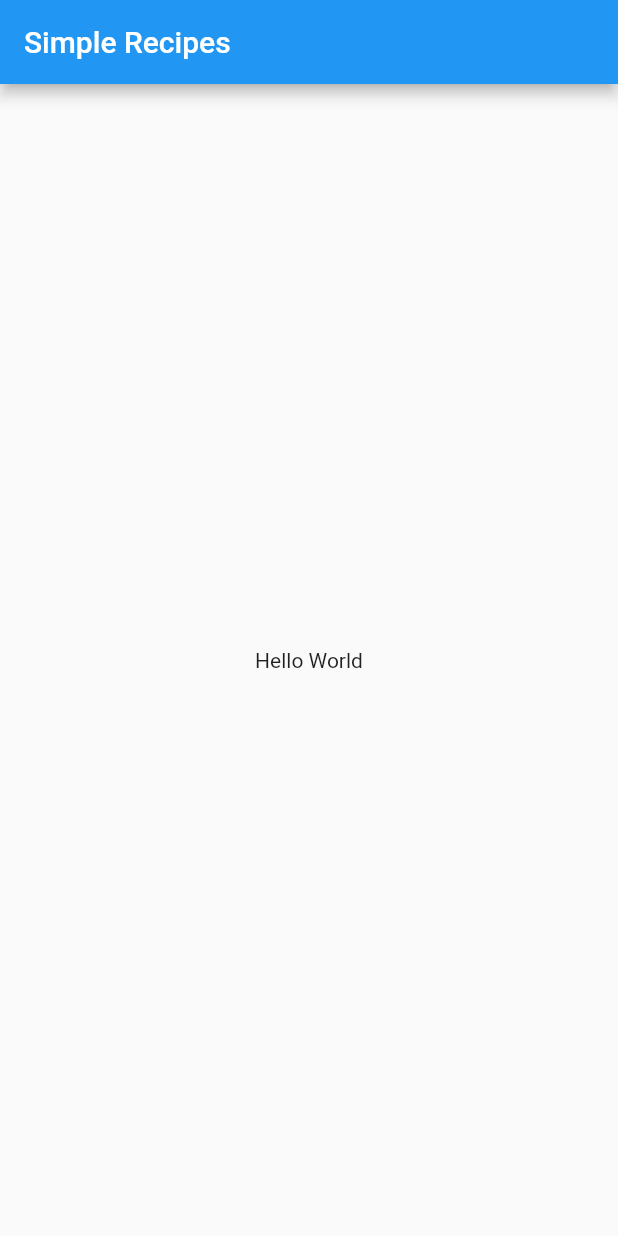
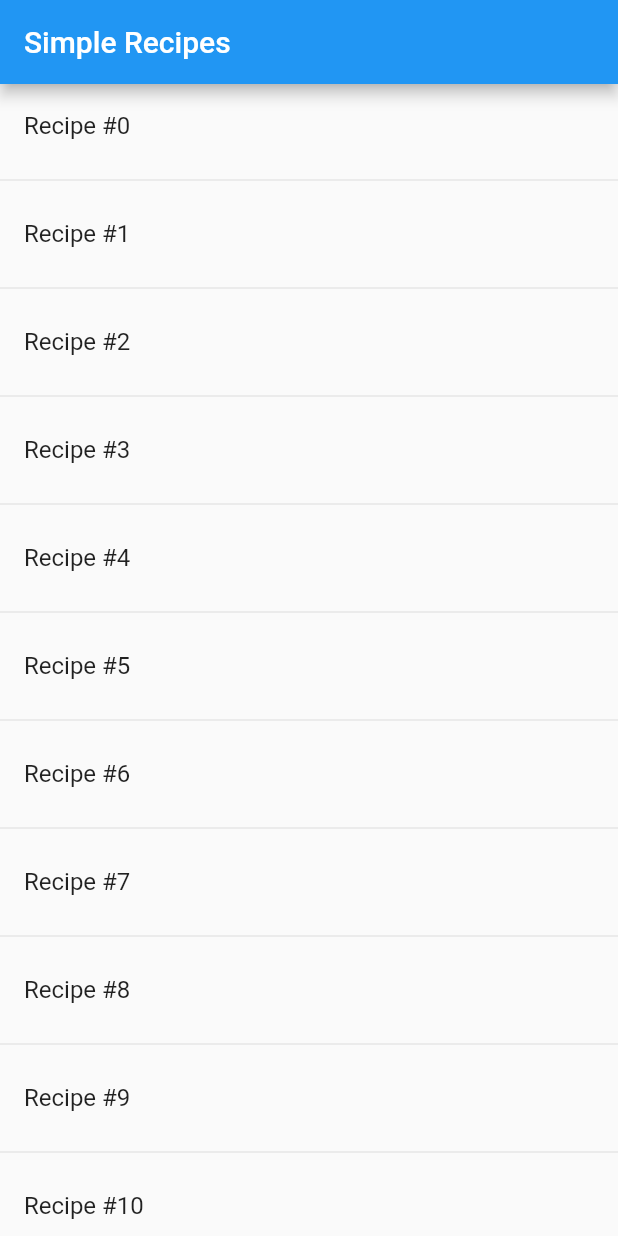
Before and after one commit to AmeliaEScott/SimpleRecipes, a Flutter app: the screen it shows after launch, on a phone screen of 412 x 824 dp. Run offline on Flutter 3.47's test engine with Material 2 defaults, Android fonts, the phone set to English and light mode, and no system bars.

```diff
--- /dev/null
+++ b/lib/database.dart
@@ -0,0 +1,62 @@
+import 'recipe.dart';
+import 'dart:async';
+import 'dart:math';
+
+class Database {
+  Database();
+
+  Future<Query> query() async{
+    var query = Query();
+    await query.init();
+    return query;
+  }
+
+  Future<List<Recipe>> getRecipes() async {
+    await Future.delayed(Duration(milliseconds: 5000));
+    return List.generate(100, (index) => Recipe(index));
+  }
+}
+
+//TODO: Delete this entirely
+class Query {
+  static const int _PAGE_SIZE = 10;
+
+  int count = 0;
+
+  Map<int, Recipe> _cache = {};
+  //TODO: Change type to `Future<...>` or whatever the data type is for SQL queries
+  Map<int, Future> _waiting = {};
+
+  Query();
+
+  Future init() async {
+    await Future.delayed(Duration(milliseconds: 1000));
+    count = Random().nextInt(60) + 70;
+  }
+
+  Future<Recipe> operator [](int index) async {
+    if(index >= count){
+      return null;
+    }else if(_cache.containsKey(index)){
+      return _cache[index];
+    }
+
+    int page = (index ~/ _PAGE_SIZE);
+    if(!_waiting.containsKey(page)) {
+      var completer = Completer();
+      _waiting[page] = completer.future;
+      // TODO: Do the SQL query here
+      await Future.delayed(Duration(milliseconds: 1000));
+      // TODO: Unpack the SQL query here and add it to the cache
+      for(int i = page * _PAGE_SIZE; i < (page + 1) * _PAGE_SIZE; i++){
+        _cache[i] = Recipe(i);
+      }
+      completer.complete();
+    }else{
+      await _waiting[page];
+    }
+
+    return _cache[index];
+
+  }
+}
--- a/lib/main.dart
+++ b/lib/main.dart
@@ -1,19 +1,26 @@
 import 'package:flutter/material.dart';
+import 'recipelist.dart';
+import 'database.dart';
 
 void main() => runApp(new SimpleRecipes());
 
 class SimpleRecipes extends StatelessWidget {
+
+  final _recipes = Database().getRecipes();
+
   @override
   Widget build(BuildContext context) {
+    var db = Database();
+    var query = db.query();
+
     return new MaterialApp(
       title: 'Simple Recipes',
       home: new Scaffold(
         appBar: new AppBar(
           title: const Text('Simple Recipes'),
         ),
-        body: const Center(
-          child: const Text('Hello World'),
-        ),
+        body: RecipeList(_recipes),
+        //body: Text("AAAAHHHHHH")
       ),
     );
   }
--- /dev/null
+++ b/lib/recipe.dart
@@ -0,0 +1,9 @@
+
+class Recipe {
+  final int id;
+
+  String name = "";
+  String description = "";
+
+  Recipe(int id) : id = id;
+}
--- /dev/null
+++ b/lib/recipelist.dart
@@ -0,0 +1,47 @@
+import 'package:flutter/material.dart';
+import 'recipe.dart';
+
+class RecipeList extends StatelessWidget {
+
+  final Future<List<Recipe>> _recipes;
+
+  RecipeList(this._recipes);
+
+  @override
+  Widget build(BuildContext context) {
+    return FutureBuilder(
+      future: _recipes,
+      builder: (context, snapshot){
+        switch(snapshot.connectionState){
+          case ConnectionState.none:
+          case ConnectionState.active:
+          case ConnectionState.waiting:
+            return CircularProgressIndicator(value: null);
+          case ConnectionState.done:
+            //TODO: Handle error
+            List<Recipe> recipes = snapshot.data;
+            return ListView.separated(
+              itemCount: recipes.length,
+                itemBuilder: (context, index) => _RecipeListElement(recipes[index]),
+                separatorBuilder: (context, index) => Divider()
+            );
+        }
+      },
+    );
+  }
+}
+
+class _RecipeListElement extends StatelessWidget {
+
+  final Recipe _recipe;
+
+  _RecipeListElement(this._recipe);
+
+  @override
+  Widget build(BuildContext context) {
+    return ListTile(
+      title: Text("Recipe #${_recipe.id}"),
+    );
+  }
+
+}
--- a/pubspec.yaml
+++ b/pubspec.yaml
@@ -19,6 +19,8 @@ dependencies:
   # The following adds the Cupertino Icons font to your application.
   # Use with the CupertinoIcons class for iOS style icons.
   cupertino_icons: ^0.1.2
+  sqflite: ^1.1.0
+  path_provider: ^0.5.0+1
 
 dev_dependencies:
   flutter_test:
```
Also changed, not shown: 2 other files.
